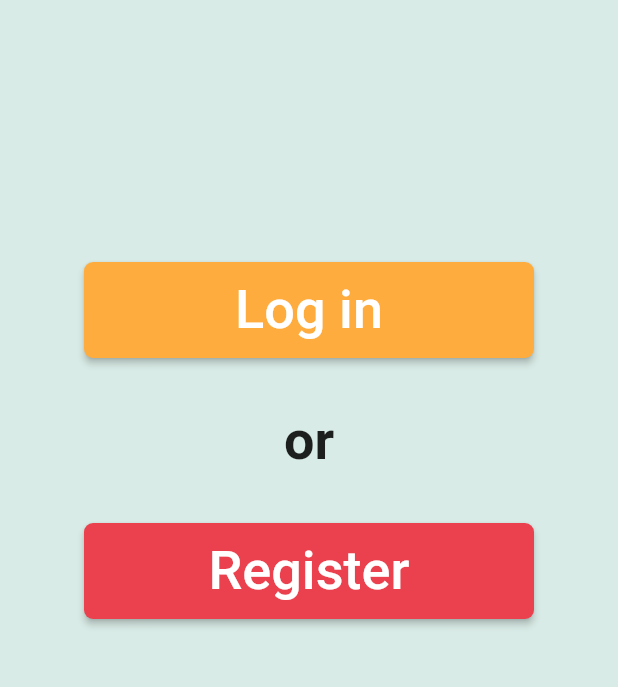
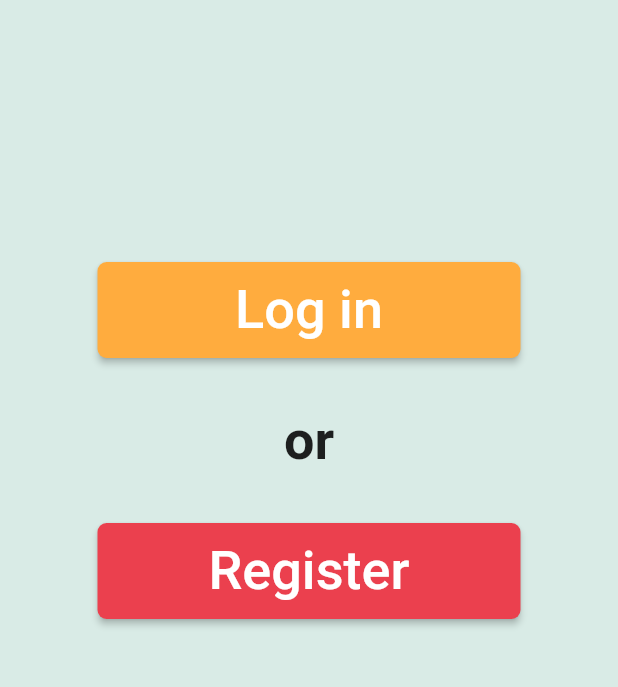
Before and after one commit to Grifon333/lib_bart, a Flutter app: the screen it shows after launch, on a phone screen of 412 x 824 dp, the part 239-926 px from its top. Run offline on Flutter 3.47's test engine with Material 2 defaults, Android fonts, the light colour scheme and no system bars.

Commit message:
Create main style classes for buttons and textFields

```diff
--- /dev/null
+++ b/lib/assets/button/main_button.dart
@@ -0,0 +1,29 @@
+import 'package:flutter/material.dart';
+
+class MainButton {
+  Widget button1({
+    required Function() onPressed,
+    required Color color,
+    required String title,
+  }) {
+    return SizedBox(
+      width: double.infinity,
+      child: ElevatedButton(
+        onPressed: onPressed,
+        style: ButtonStyle(
+          padding:
+              MaterialStateProperty.all(const EdgeInsets.symmetric(vertical: 11)),
+          backgroundColor: MaterialStateProperty.all(color),
+          shape: MaterialStateProperty.all(const RoundedRectangleBorder(
+              borderRadius: BorderRadius.all(Radius.circular(6)))),
+        ),
+        child: Text(
+          title,
+          style: const TextStyle(
+            fontSize: 36,
+          ),
+        ),
+      ),
+    );
+  }
+}
--- /dev/null
+++ b/lib/assets/text_field/main_text_field.dart
@@ -0,0 +1,22 @@
+import 'package:flutter/material.dart';
+
+class MainTextField {
+  Widget tf1({
+    required String hintText,
+  }) {
+    return TextField(
+      style: const TextStyle(fontSize: 32),
+      decoration: InputDecoration(
+        enabledBorder: const OutlineInputBorder(
+          borderSide: BorderSide(color: Colors.black),
+        ),
+        isCollapsed: true,
+        contentPadding: const EdgeInsets.all(14),
+        filled: true,
+        fillColor: Colors.white,
+        hintText: hintText,
+        hintStyle: const TextStyle(color: Color.fromRGBO(200, 200, 200, 1)),
+      ),
+    );
+  }
+}
--- a/lib/ui/widgets/start_screen/start_screen_widget.dart
+++ b/lib/ui/widgets/start_screen/start_screen_widget.dart
@@ -1,4 +1,5 @@
 import 'package:flutter/material.dart';
+import 'package:lib_bart/assets/button/main_button.dart';
 import 'package:lib_bart/assets/color/main_colors.dart';
 import 'package:lib_bart/ui/navigation/main_navigation.dart';
 
@@ -21,9 +22,8 @@ class _BodyWidget extends StatelessWidget {
     return ColoredBox(
       color: MainColors.color1,
       child: SafeArea(
-        child: SizedBox(
-          height: double.infinity,
-          width: double.infinity,
+        child: Padding(
+          padding: const EdgeInsets.symmetric(horizontal: 65),
           child: Column(
             children: [
               const SizedBox(height: 84),
@@ -35,7 +35,7 @@ class _BodyWidget extends StatelessWidget {
                 ),
               ),
               const SizedBox(height: 175),
-              _ButtonWidget(
+              MainButton().button1(
                 title: 'Log in',
                 onPressed: () => Navigator.of(context)
                     .pushNamed(MainNavigationNameRoute.login),
@@ -51,7 +51,7 @@ class _BodyWidget extends StatelessWidget {
                   ),
                 ),
               ),
-              _ButtonWidget(
+              MainButton().button1(
                 title: 'Register',
                 onPressed: () => Navigator.of(context)
                     .pushNamed(MainNavigationNameRoute.register),
@@ -64,39 +64,3 @@ class _BodyWidget extends StatelessWidget {
     );
   }
 }
-
-class _ButtonWidget extends StatelessWidget {
-  final String title;
-  final Function() onPressed;
-  final Color color;
-
-  const _ButtonWidget({
-    Key? key,
-    required this.title,
-    required this.onPressed,
-    required this.color,
-  }) : super(key: key);
-
-  @override
-  Widget build(BuildContext context) {
-    return SizedBox(
-      width: 300,
-      child: ElevatedButton(
-        onPressed: onPressed,
-        style: ButtonStyle(
-          padding: MaterialStateProperty.all(
-              const EdgeInsets.symmetric(vertical: 11)),
-          backgroundColor: MaterialStateProperty.all(color),
-          shape: MaterialStateProperty.all(const RoundedRectangleBorder(
-              borderRadius: BorderRadius.all(Radius.circular(6)))),
-        ),
-        child: Text(
-          title,
-          style: const TextStyle(
-            fontSize: 36,
-          ),
-        ),
-      ),
-    );
-  }
-}
```
Also changed, not shown: lib/ui/widgets/login/login_widget.dart (+15 -75 lines).
